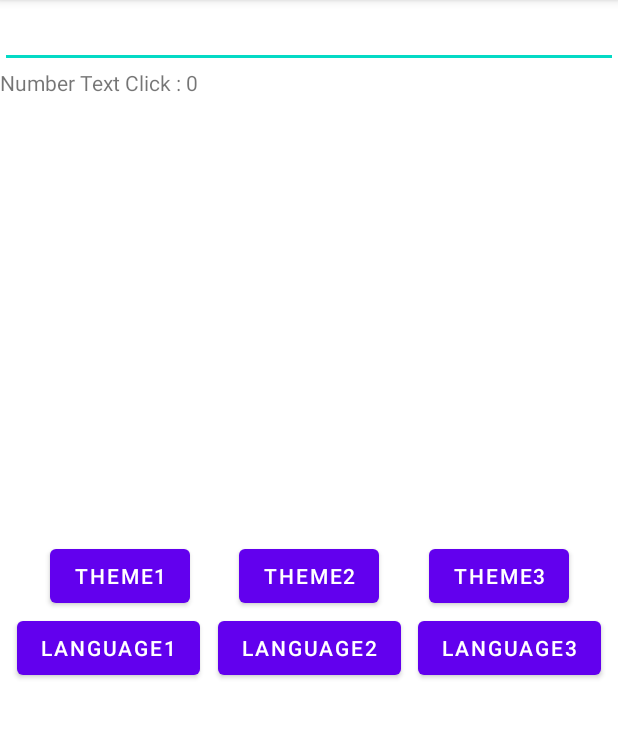
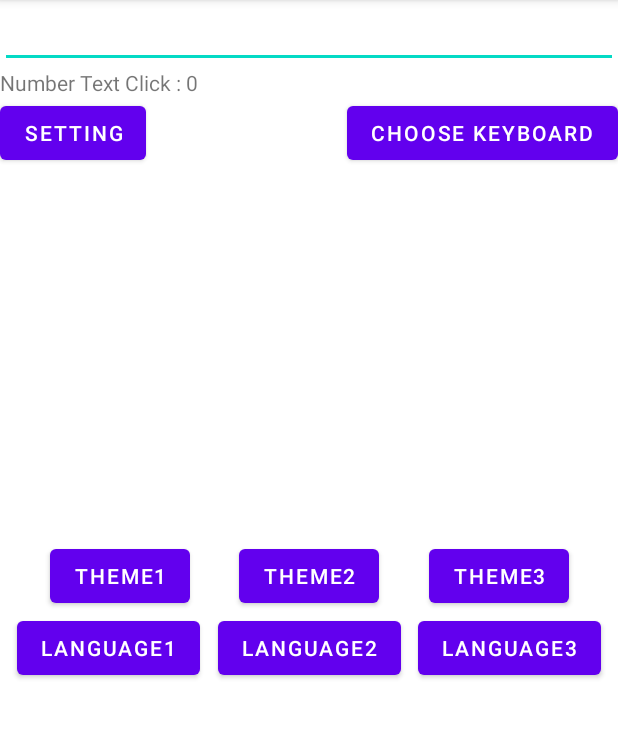
Before and after one commit to ngoctoan99/CustomKeyboard, an Android app: the screen it shows after launch (MainActivity), on a phone screen of 412 x 824 dp, the part 84-822 px from its top. Run offline under Robolectric (Android 15) with nearby library versions, the light colour scheme and no system bars; pictures from the network do not load; 5 statements that could not run were skipped.

Commit message:
add feature theme

```diff
--- a/app/src/main/java/com/example/customkeyboard/MainActivity.kt
+++ b/app/src/main/java/com/example/customkeyboard/MainActivity.kt
@@ -7,8 +7,14 @@ import android.content.IntentFilter
 import android.graphics.Bitmap
 import android.graphics.BitmapFactory
 import android.graphics.drawable.Drawable
+import android.inputmethodservice.InputMethodService
 import android.os.Build
 import android.os.Bundle
+import android.provider.Settings
+import android.util.Log
+import android.view.inputmethod.InputMethod
+import android.view.inputmethod.InputMethodInfo
+import android.view.inputmethod.InputMethodManager
 import androidx.annotation.RequiresApi
 import androidx.appcompat.app.AppCompatActivity
 import com.bumptech.glide.Glide
@@ -21,6 +27,7 @@ import com.example.customkeyboard.lib.util.loadNumberTextData
 import com.example.customkeyboard.lib.util.restartSoftKeyboard
 import com.example.customkeyboard.lib.util.saveLanguageKeyBoardData
 import com.example.customkeyboard.lib.util.showSoftKeyboard
+
 
 @RequiresApi(Build.VERSION_CODES.O)
 class MainActivity : AppCompatActivity() {
@@ -45,7 +52,6 @@ class MainActivity : AppCompatActivity() {
         // first display
         val numberText = "Number Text Click : ${loadNumberTextData(this)}"
         binding.tvNumberTextClick.text = numberText
-
 
         binding.btnTheme1.setOnClickListener {
             changeKeyboardURL("https://www.simplilearn.com/ice9/free_resources_article_thumb/what_is_image_Processing.jpg")
@@ -77,6 +83,15 @@ class MainActivity : AppCompatActivity() {
 //            refreshUIKeyboard()
             restartSoftKeyboard(this,binding.edtText)
         }
+        binding.btnSettingInput.setOnClickListener{
+            Intent(Settings.ACTION_INPUT_METHOD_SETTINGS).apply {
+                addFlags(Intent.FLAG_ACTIVITY_NEW_TASK)
+                startActivity(this)
+            }
+        }
+        binding.btnKeyboard.setOnClickListener {
+            (getSystemService(INPUT_METHOD_SERVICE) as InputMethodManager).showInputMethodPicker()
+        }
     }
 
     fun refreshUIKeyboard(){
--- /dev/null
+++ b/app/src/main/java/com/example/customkeyboard/lib/feature/ThemeKeyboard.kt
@@ -0,0 +1,87 @@
+package com.example.customkeyboard.lib.feature
+
+import android.content.Context
+import android.graphics.Bitmap
+import android.graphics.drawable.Drawable
+import android.os.Build
+import android.util.AttributeSet
+import android.view.LayoutInflater
+import androidx.annotation.RequiresApi
+import androidx.recyclerview.widget.LinearLayoutManager
+import com.bumptech.glide.Glide
+import com.bumptech.glide.request.target.CustomTarget
+import com.bumptech.glide.request.transition.Transition
+import com.example.customkeyboard.databinding.KeyboardImeBinding
+import com.example.customkeyboard.databinding.KeyboardThemeBinding
+import com.example.customkeyboard.lib.adapter.ThemeAdapter
+import com.example.customkeyboard.lib.common.core.BaseKeyboard
+import com.example.customkeyboard.lib.model.KeyboardThemeModel
+import com.example.customkeyboard.lib.util.restartSoftKeyboard
+
+class ThemeKeyboard(
+    context: Context,
+    attrs: AttributeSet?,
+) : BaseKeyboard<KeyboardThemeBinding>(context, attrs) {
+    private lateinit var themeAdapter : ThemeAdapter
+//    private lateinit var bindings : KeyboardImeBinding
+    override fun setupViewBinding(): KeyboardThemeBinding {
+        return KeyboardThemeBinding.inflate(LayoutInflater.from(context), this, true)
+    }
+
+    override fun onCreate() {
+        setupRv(getDataFake())
+        initView()
+//        bindings = KeyboardImeBinding.inflate(LayoutInflater.from(context), this, true)
+    }
+
+    private fun initView() {
+        binding?.apply {
+            tvToolbarTitle.text = "Theme"
+        }
+    }
+
+    private fun getDataFake(): List<KeyboardThemeModel> {
+        return listOf(
+            KeyboardThemeModel("https://www.freecodecamp.org/news/content/images/2021/06/w-qjCHPZbeXCQ-unsplash.jpg"),
+            KeyboardThemeModel("https://img.freepik.com/free-vector/hand-painted-watercolor-pastel-sky-background_23-2148902771.jpg"),
+            KeyboardThemeModel("https://img.freepik.com/free-vector/bokeh-theme-wallpaper_23-2148467962.jpg")
+        )
+    }
+    private fun setupRv(data: List<KeyboardThemeModel>) {
+        binding?.apply {
+            themeAdapter = ThemeAdapter()
+            binding?.apply {
+                rvKeyboardTheme.apply {
+                    adapter = themeAdapter
+                    layoutManager = LinearLayoutManager(context, LinearLayoutManager.VERTICAL,false)
+                }
+            }
+            themeAdapter!!.list = data
+            themeAdapter!!.notifyDataSetChanged()
+            themeAdapter.setItemClickListener {
+               //change theme
+
+            }
+        }
+    }
+
+    fun changeKeyboardURL(linkURL : String){
+        Glide.with(this)
+            .asBitmap()
+            .load(linkURL)
+            .into(object : CustomTarget<Bitmap>(){
+                @RequiresApi(Build.VERSION_CODES.O)
+                override fun onResourceReady(resource: Bitmap, transition: Transition<in Bitmap>?) {
+//                    bindings.keyboardMain.changeBackgroundBitmap(resource)
+                    restartSoftKeyboard(context,binding!!.root)
+                }
+                override fun onLoadCleared(placeholder: Drawable?) {
+                    // this is called when imageView is cleared on lifecycle call or for
+                    // some other reason.
+                    // if you are referencing the bitmap somewhere else too other than this imageView
+                    // clear it here as you can no longer have the bitmap
+                }
+            })
+    }
+
+}
--- /dev/null
+++ b/app/src/main/java/com/example/customkeyboard/lib/model/KeyboardThemeModel.kt
@@ -0,0 +1,5 @@
+package com.example.customkeyboard.lib.model
+
+data class KeyboardThemeModel (
+    val image : String
+)
--- a/app/src/main/java/com/example/customkeyboard/lib/ui/main/MainKeyboard.kt
+++ b/app/src/main/java/com/example/customkeyboard/lib/ui/main/MainKeyboard.kt
@@ -213,14 +213,6 @@ class MainKeyboard @JvmOverloads constructor(
         mTopSmallNumberSize = resources.getDimension(R.dimen.frogo_dimen_font_10sp)
         mTopSmallNumberMarginWidth = resources.getDimension(R.dimen.top_small_number_margin_width)
         mTopSmallNumberMarginHeight = resources.getDimension(R.dimen.top_small_number_margin_height)
-        val receiver = object : BroadcastReceiver() {
-            override fun onReceive(context: Context?, intent: Intent?) {
-                val data = intent?.getStringExtra("dataVoice")
-                Log.d("TTT mOnKeyboardActionListener","${data.toString()}")
-                mMiniKeyboard!!.mOnKeyboardActionListener!!.onText(data?:"")
-            }
-        }
-        context.registerReceiver(receiver, IntentFilter("com.example.customkeyboard.CUSTOM_BROADCAST1"))
     }
 
     @SuppressLint("HandlerLeak")
--- a/app/src/main/res/layout/activity_main.xml
+++ b/app/src/main/res/layout/activity_main.xml
@@ -22,6 +22,20 @@
         android:layout_width="wrap_content"
         android:layout_height="wrap_content"
         android:id="@+id/ivTest"/>
+    <Button
+        android:layout_width="wrap_content"
+        android:layout_height="wrap_content"
+        android:text="Setting"
+        app:layout_constraintTop_toBottomOf="@+id/tvNumberTextClick"
+        app:layout_constraintStart_toStartOf="parent"
+        android:id="@+id/btnSettingInput"/>
+    <Button
+        android:layout_width="wrap_content"
+        android:layout_height="wrap_content"
+        app:layout_constraintEnd_toEndOf="parent"
+        android:text="Choose Keyboard"
+        app:layout_constraintTop_toBottomOf="@+id/tvNumberTextClick"
+        android:id="@+id/btnKeyboard"/>
     <Button
         android:id="@+id/btnTheme1"
         android:layout_width="wrap_content"
--- a/app/src/main/res/layout/item_keyboard_header.xml
+++ b/app/src/main/res/layout/item_keyboard_header.xml
@@ -12,6 +12,7 @@
         android:id="@+id/iv_icon"
         android:layout_width="@dimen/frogo_dimen_24dp"
         android:layout_height="@dimen/frogo_dimen_24dp"
+        android:scaleType="fitCenter"
         android:src="@drawable/ic_menu_news"
         app:tint="@color/tv_text_color" />
 
```
Also changed, not shown: app/src/main/AndroidManifest.xml (+5 -13 lines), app/src/main/java/com/example/customkeyboard/lib/adapter/ThemeAdapter.kt (added, +80 -0 lines), app/src/main/java/com/example/customkeyboard/service/KeyboardIME.kt (+43 -11 lines), app/src/main/res/drawable/ic_menu_theme.xml (added, +21 -0 lines), app/src/main/res/layout/item_theme.xml (added, +15 -0 lines), app/src/main/res/layout/keyboard_ime.xml (+11 -1 lines), app/src/main/res/layout/keyboard_theme.xml (added, +73 -0 lines), app/src/main/res/drawable/ic_menu_language.jpg (added), app/src/main/res/drawable/ic_menu_pool_keyboard.png (added).
